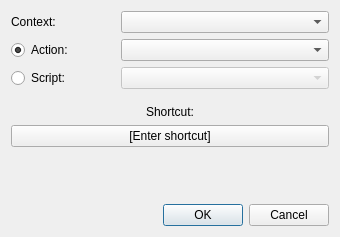
Old version of the form src/gui/dialogs/shortcutcreatordialog.ui in the repository do-i/thumbgrid.
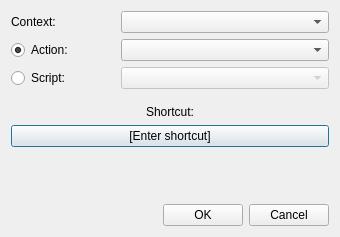
New version of the form. Custom widgets are drawn as their Qt base class.

Commit message: Replace shortcut creator QDialogButtonBox with OK, Cancel row

What changed in the file:
```diff
--- a/src/gui/dialogs/shortcutcreatordialog.ui
+++ b/src/gui/dialogs/shortcutcreatordialog.ui
@@ -185,14 +185,35 @@
     </widget>
    </item>
    <item>
-    <widget class="QDialogButtonBox" name="buttonBox">
-     <property name="orientation">
-      <enum>Qt::Horizontal</enum>
-     </property>
-     <property name="standardButtons">
-      <set>QDialogButtonBox::Cancel|QDialogButtonBox::Ok</set>
-     </property>
-    </widget>
+    <layout class="QHBoxLayout" name="buttonsLayout">
+     <item>
+      <spacer name="horizontalSpacer">
+       <property name="orientation">
+        <enum>Qt::Horizontal</enum>
+       </property>
+       <property name="sizeHint" stdset="0">
+        <size>
+         <width>40</width>
+         <height>20</height>
+        </size>
+       </property>
+      </spacer>
+     </item>
+     <item>
+      <widget class="QPushButton" name="okButton">
+       <property name="text">
+        <string>OK</string>
+       </property>
+      </widget>
+     </item>
+     <item>
+      <widget class="QPushButton" name="cancelButton">
+       <property name="text">
+        <string>Cancel</string>
+       </property>
+      </widget>
+     </item>
+    </layout>
    </item>
   </layout>
  </widget>
```
Left out of the diff: 32 changed lines with no effect on the pictures. The commit also changes 1 other file.
